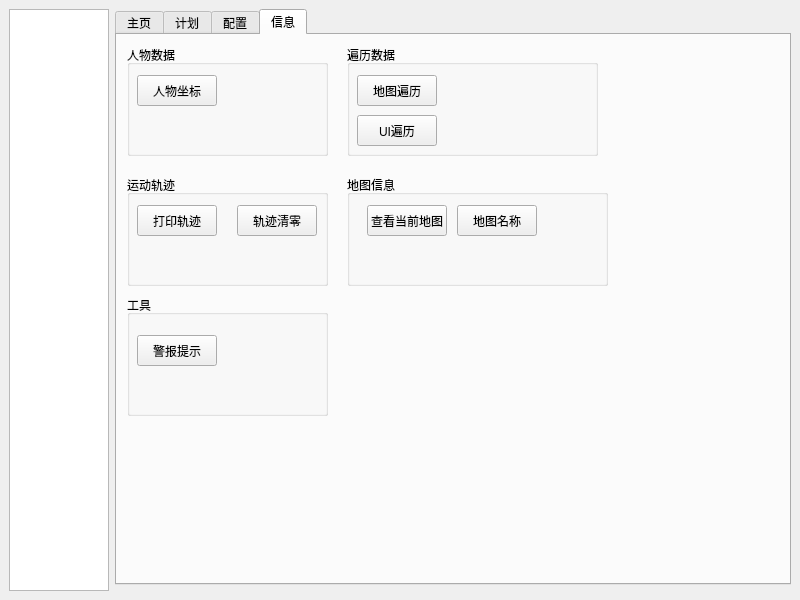
Qt form mainwindow.ui (kinvcode/BattleMush) before a commit.
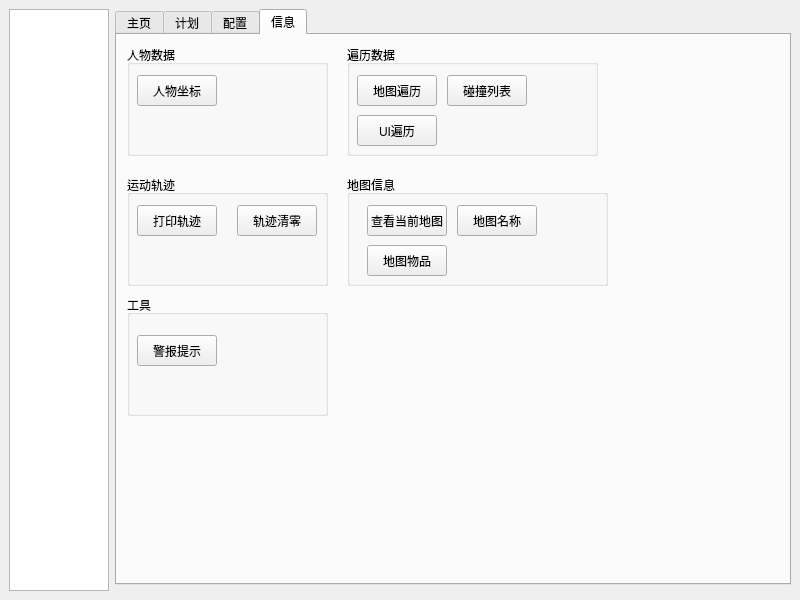
The same form after that commit. The open tabs and pages were chosen to show the change. Custom widgets are drawn as their Qt base class.

Commit message: 优化拾取物品

```diff
--- a/mainwindow.ui
+++ b/mainwindow.ui
@@ -1661,6 +1661,31 @@
             <string>UI遍历</string>
            </property>
           </widget>
+          <widget class="QPushButton" name="pushButton_print_map_collision">
+           <property name="geometry">
+            <rect>
+             <x>100</x>
+             <y>30</y>
+             <width>80</width>
+             <height>31</height>
+            </rect>
+           </property>
+           <property name="minimumSize">
+            <size>
+             <width>80</width>
+             <height>0</height>
+            </size>
+           </property>
+           <property name="maximumSize">
+            <size>
+             <width>80</width>
+             <height>16777215</height>
+            </size>
+           </property>
+           <property name="text">
+            <string>碰撞列表</string>
+           </property>
+          </widget>
          </widget>
          <widget class="QGroupBox" name="groupBox_5">
           <property name="geometry">
@@ -1724,6 +1749,31 @@
             <string>地图名称</string>
            </property>
           </widget>
+          <widget class="QPushButton" name="pushButton_show_room_map_items">
+           <property name="geometry">
+            <rect>
+             <x>20</x>
+             <y>70</y>
+             <width>80</width>
+             <height>31</height>
+            </rect>
+           </property>
+           <property name="minimumSize">
+            <size>
+             <width>80</width>
+             <height>31</height>
+            </size>
+           </property>
+           <property name="maximumSize">
+            <size>
+             <width>80</width>
+             <height>31</height>
+            </size>
+           </property>
+           <property name="text">
+            <string>地图物品</string>
+           </property>
+          </widget>
          </widget>
         </widget>
        </widget>
```
Left out of the diff: 4 changed lines with no effect on the pictures. The commit also changes 9 other files.
